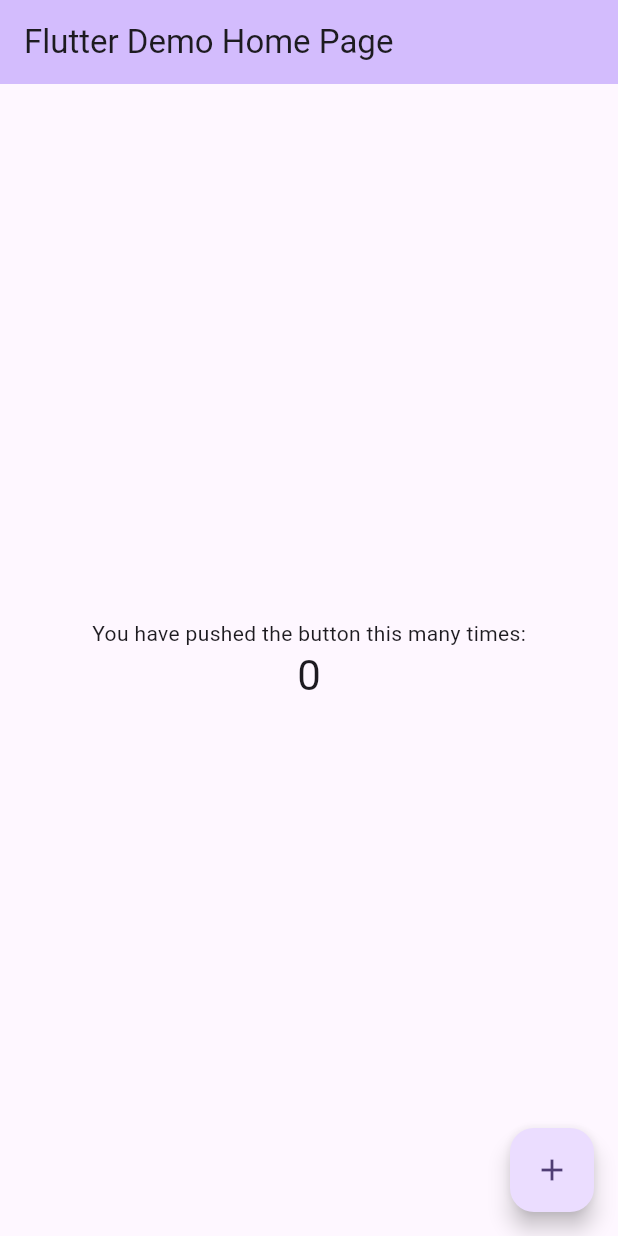
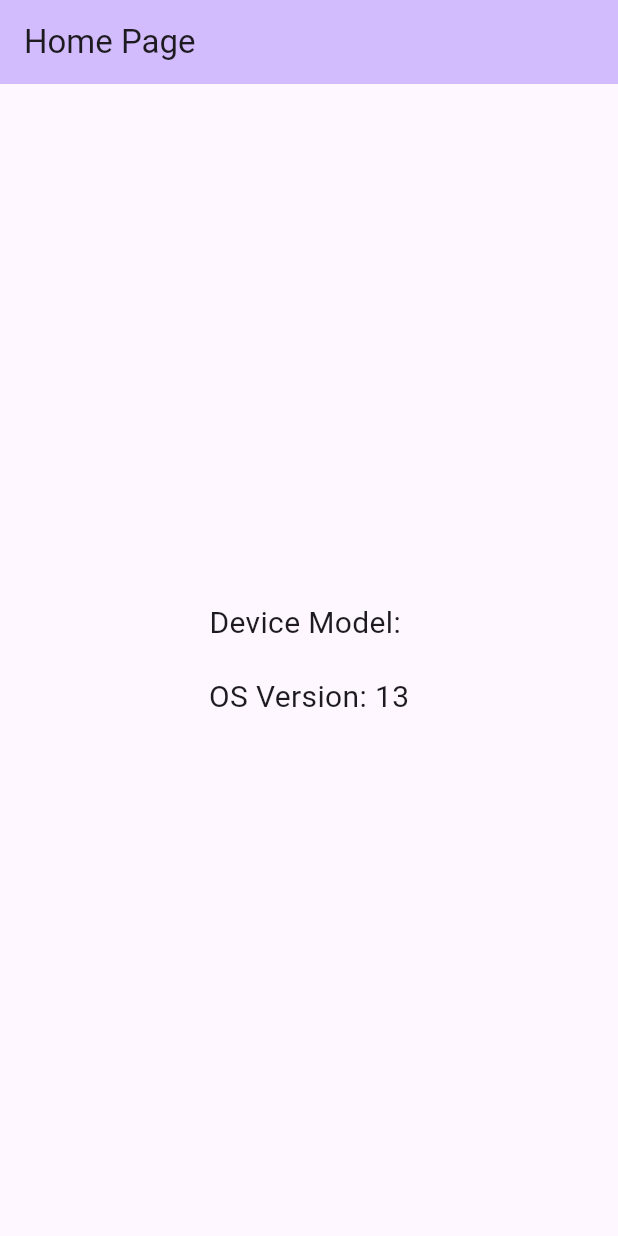
Before and after one commit to ShazaAllam2001/device_info, a Flutter app: the screen it shows after launch, on a phone screen of 412 x 824 dp. Run offline on Flutter 3.47's test engine with Material 3 defaults, Android fonts, the phone set to English and light mode, and no system bars; our stand-ins replace device_info_plus.

Commit message:
add widget

```diff
--- /dev/null
+++ b/lib/device_info.dart
@@ -0,0 +1,74 @@
+import 'package:flutter/material.dart';
+import 'package:device_info_plus/device_info_plus.dart';
+
+class MyHomePage extends StatefulWidget {
+  const MyHomePage({super.key, required this.title});
+
+  final String title;
+
+  @override
+  State<MyHomePage> createState() => _MyHomePageState();
+}
+
+class _MyHomePageState extends State<MyHomePage> {
+  String deviceModel = "";
+  String osVersion = "";
+
+  @override
+  void initState() {
+    super.initState();
+    _getDeviceInfo();
+  }
+
+  _getDeviceInfo() async {
+    DeviceInfoPlugin deviceInfo = DeviceInfoPlugin();
+    try {
+      if (Theme.of(context).platform == TargetPlatform.iOS) {
+        IosDeviceInfo iosInfo = await deviceInfo.iosInfo;
+        setState(() {
+          deviceModel = iosInfo.utsname.machine;
+          osVersion = iosInfo.systemVersion;
+        });
+      }
+      else if (Theme.of(context).platform == TargetPlatform.android) {
+        AndroidDeviceInfo androidInfo = await deviceInfo.androidInfo;
+        setState(() {
+          deviceModel = androidInfo.model;
+          osVersion = androidInfo.version.release;
+        });
+      }
+    }
+    catch (e) {
+      setState(() {
+        deviceModel = 'Failed to get device info';
+        osVersion = 'Failed to get OS version';
+      });
+    }
+  }
+
+  @override
+  Widget build(BuildContext context) {
+    return Scaffold(
+      appBar: AppBar(
+        backgroundColor: Theme.of(context).colorScheme.inversePrimary,
+        title: Text(widget.title),
+      ),
+      body: Center(
+        child: Column(
+          mainAxisAlignment: MainAxisAlignment.center,
+          children: <Widget>[
+            Text(
+              'Device Model: $deviceModel',
+              style: TextStyle(fontSize: 20),
+            ),
+            SizedBox(height: 20),
+            Text(
+              'OS Version: $osVersion',
+              style: TextStyle(fontSize: 20),
+            ),
+          ],
+        ),
+      ),
+    );
+  }
+}
--- a/lib/main.dart
+++ b/lib/main.dart
@@ -1,3 +1,4 @@
+import 'package:device_info/device_info.dart';
 import 'package:flutter/material.dart';
 
 void main() {
@@ -13,113 +14,10 @@ class MyApp extends StatelessWidget {
     return MaterialApp(
       title: 'Flutter Demo',
       theme: ThemeData(
-        // This is the theme of your application.
-        //
-        // TRY THIS: Try running your application with "flutter run". You'll see
-        // the application has a purple toolbar. Then, without quitting the app,
-        // try changing the seedColor in the colorScheme below to Colors.green
-        // and then invoke "hot reload" (save your changes or press the "hot
-        // reload" button in a Flutter-supported IDE, or press "r" if you used
-        // the command line to start the app).
-        //
-        // Notice that the counter didn't reset back to zero; the application
-        // state is not lost during the reload. To reset the state, use hot
-        // restart instead.
-        //
-        // This works for code too, not just values: Most code changes can be
-        // tested with just a hot reload.
         colorScheme: ColorScheme.fromSeed(seedColor: Colors.deepPurple),
         useMaterial3: true,
       ),
-      home: const MyHomePage(title: 'Flutter Demo Home Page'),
+      home: const MyHomePage(title: 'Home Page'),
     );
   }
 }
-
-class MyHomePage extends StatefulWidget {
-  const MyHomePage({super.key, required this.title});
-
-  // This widget is the home page of your application. It is stateful, meaning
-  // that it has a State object (defined below) that contains fields that affect
-  // how it looks.
-
-  // This class is the configuration for the state. It holds the values (in this
-  // case the title) provided by the parent (in this case the App widget) and
-  // used by the build method of the State. Fields in a Widget subclass are
-  // always marked "final".
-
-  final String title;
-
-  @override
-  State<MyHomePage> createState() => _MyHomePageState();
-}
-
-class _MyHomePageState extends State<MyHomePage> {
-  int _counter = 0;
-
-  void _incrementCounter() {
-    setState(() {
-      // This call to setState tells the Flutter framework that something has
-      // changed in this State, which causes it to rerun the build method below
-      // so that the display can reflect the updated values. If we changed
-      // _counter without calling setState(), then the build method would not be
-      // called again, and so nothing would appear to happen.
-      _counter++;
-    });
-  }
-
-  @override
-  Widget build(BuildContext context) {
-    // This method is rerun every time setState is called, for instance as done
-    // by the _incrementCounter method above.
-    //
-    // The Flutter framework has been optimized to make rerunning build methods
-    // fast, so that you can just rebuild anything that needs updating rather
-    // than having to individually change instances of widgets.
-    return Scaffold(
-      appBar: AppBar(
-        // TRY THIS: Try changing the color here to a specific color (to
-        // Colors.amber, perhaps?) and trigger a hot reload to see the AppBar
-        // change color while the other colors stay the same.
-        backgroundColor: Theme.of(context).colorScheme.inversePrimary,
-        // Here we take the value from the MyHomePage object that was created by
-        // the App.build method, and use it to set our appbar title.
-        title: Text(widget.title),
-      ),
-      body: Center(
-        // Center is a layout widget. It takes a single child and positions it
-        // in the middle of the parent.
-        child: Column(
-          // Column is also a layout widget. It takes a list of children and
-          // arranges them vertically. By default, it sizes itself to fit its
-          // children horizontally, and tries to be as tall as its parent.
-          //
-          // Column has various properties to control how it sizes itself and
-          // how it positions its children. Here we use mainAxisAlignment to
-          // center the children vertically; the main axis here is the vertical
-          // axis because Columns are vertical (the cross axis would be
-          // horizontal).
-          //
-          // TRY THIS: Invoke "debug painting" (choose the "Toggle Debug Paint"
-          // action in the IDE, or press "p" in the console), to see the
-          // wireframe for each widget.
-          mainAxisAlignment: MainAxisAlignment.center,
-          children: <Widget>[
-            const Text(
-              'You have pushed the button this many times:',
-            ),
-            Text(
-              '$_counter',
-              style: Theme.of(context).textTheme.headlineMedium,
-            ),
-          ],
-        ),
-      ),
-      floatingActionButton: FloatingActionButton(
-        onPressed: _incrementCounter,
-        tooltip: 'Increment',
-        child: const Icon(Icons.add),
-      ), // This trailing comma makes auto-formatting nicer for build methods.
-    );
-  }
-}
```
